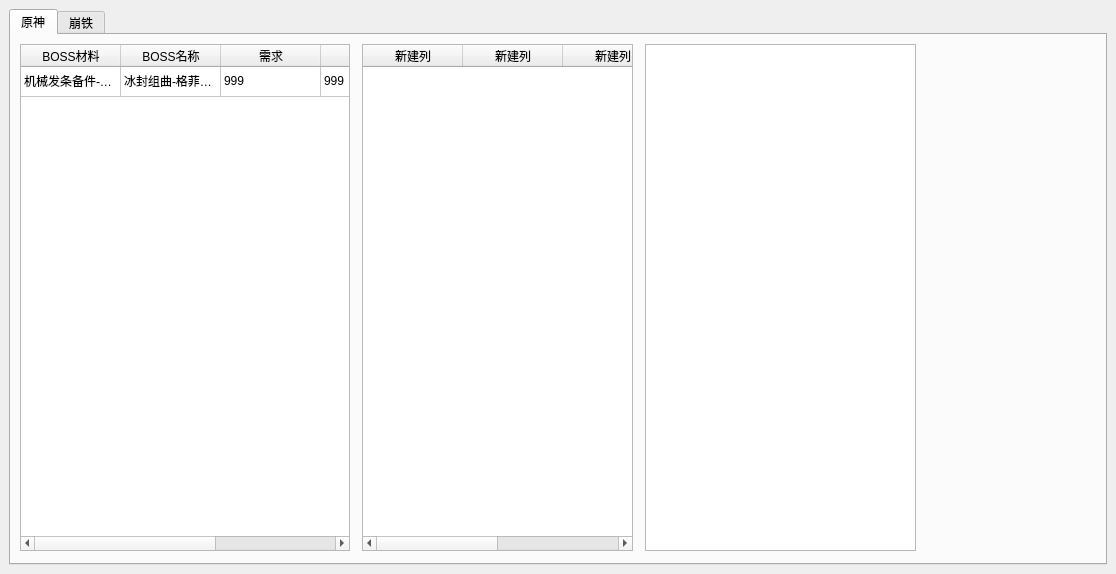
This is src/views/design/mainwindow.ui in Cjsah/qt-test as Qt 5 draws it before an edit. The edited form follows.
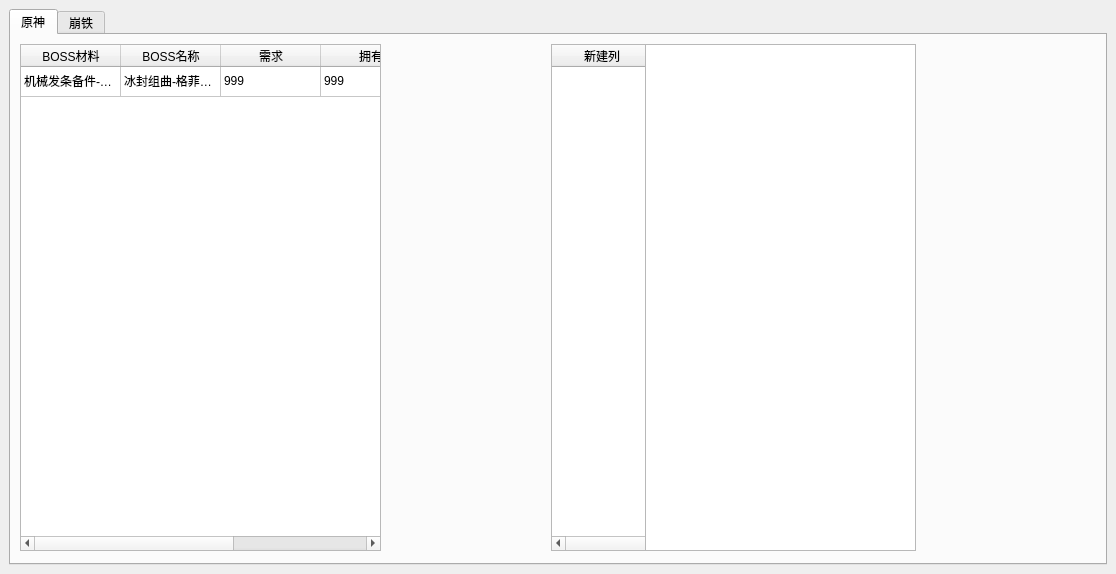
This is the edited form.

```diff
--- a/src/views/design/mainwindow.ui
+++ b/src/views/design/mainwindow.ui
@@ -27,7 +27,7 @@
        <widget class="QTableWidget" name="genshin_world_material">
         <property name="geometry">
          <rect>
-          <x>351</x>
+          <x>540</x>
           <y>9</y>
           <width>271</width>
           <height>507</height>
@@ -81,7 +81,7 @@
          <rect>
           <x>9</x>
           <y>9</y>
-          <width>330</width>
+          <width>361</width>
           <height>507</height>
          </rect>
         </property>
```
